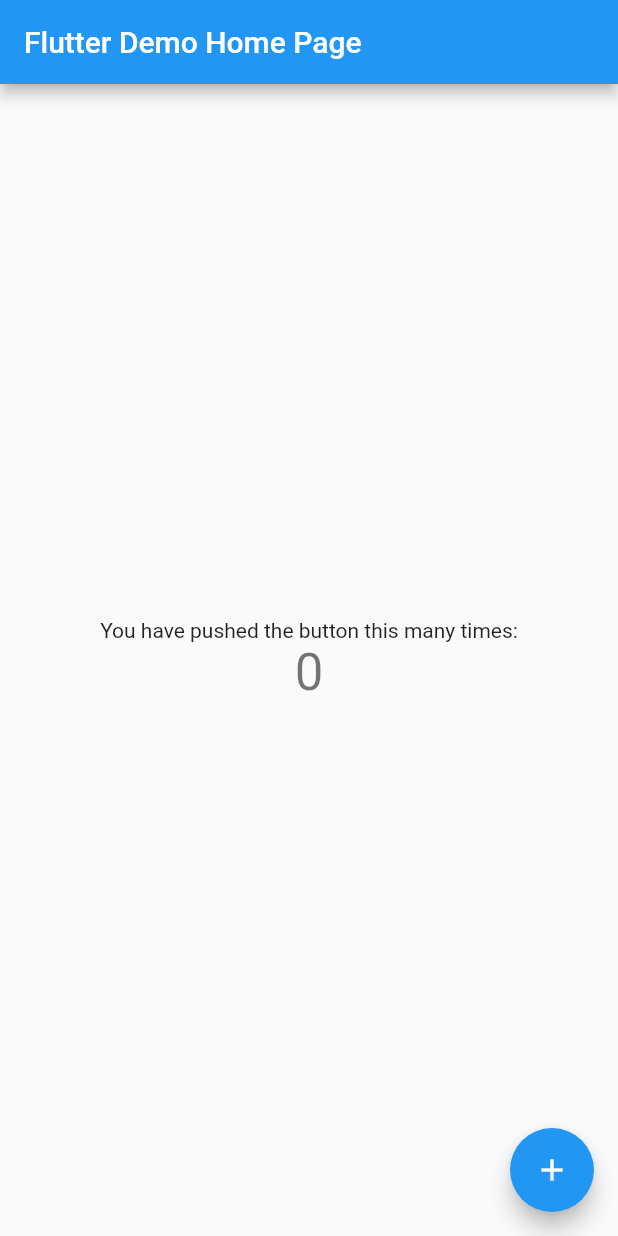
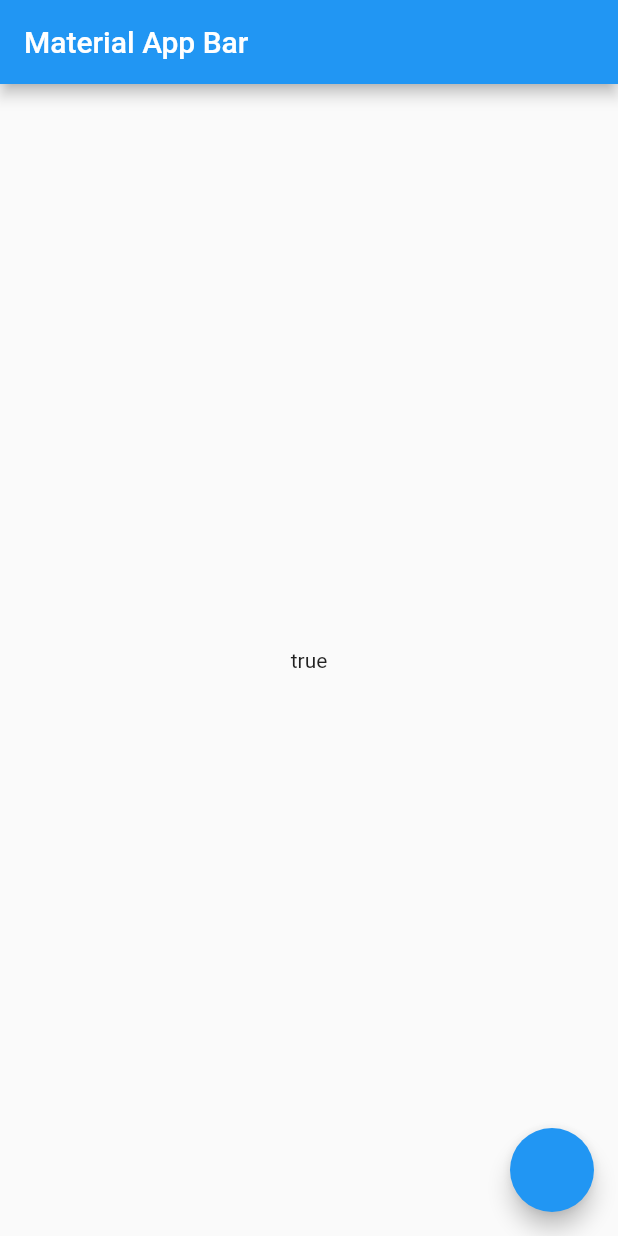
Before and after one commit to Chemaelgrande/clases-alejandra, a Flutter app: the screen it shows after launch, on a phone screen of 412 x 824 dp. Run offline on Flutter 3.47's test engine with Material 2 defaults, Android fonts, the phone set to English and light mode, and no system bars.

```diff
--- a/lib/main.dart
+++ b/lib/main.dart
@@ -1,115 +1,16 @@
+import 'package:first_app_flutter/screens/home_screen.dart';
 import 'package:flutter/material.dart';
 
-void main() {
-  runApp(const MyApp());
-}
+void main() => runApp(const MyApp());
 
 class MyApp extends StatelessWidget {
   const MyApp({Key? key}) : super(key: key);
 
-  // This widget is the root of your application.
   @override
   Widget build(BuildContext context) {
     return MaterialApp(
-      title: 'Flutter Demo',
-      theme: ThemeData(
-        // This is the theme of your application.
-        //
-        // Try running your application with "flutter run". You'll see the
-        // application has a blue toolbar. Then, without quitting the app, try
-        // changing the primarySwatch below to Colors.green and then invoke
-        // "hot reload" (press "r" in the console where you ran "flutter run",
-        // or simply save your changes to "hot reload" in a Flutter IDE).
-        // Notice that the counter didn't reset back to zero; the application
-        // is not restarted.
-        primarySwatch: Colors.blue,
-      ),
-      home: const MyHomePage(title: 'Flutter Demo Home Page'),
+      title: 'Material App',
+      home: HomePage(),
     );
   }
 }
-
-class MyHomePage extends StatefulWidget {
-  const MyHomePage({Key? key, required this.title}) : super(key: key);
-
-  // This widget is the home page of your application. It is stateful, meaning
-  // that it has a State object (defined below) that contains fields that affect
-  // how it looks.
-
-  // This class is the configuration for the state. It holds the values (in this
-  // case the title) provided by the parent (in this case the App widget) and
-  // used by the build method of the State. Fields in a Widget subclass are
-  // always marked "final".
-
-  final String title;
-
-  @override
-  State<MyHomePage> createState() => _MyHomePageState();
-}
-
-class _MyHomePageState extends State<MyHomePage> {
-  int _counter = 0;
-
-  void _incrementCounter() {
-    setState(() {
-      // This call to setState tells the Flutter framework that something has
-      // changed in this State, which causes it to rerun the build method below
-      // so that the display can reflect the updated values. If we changed
-      // _counter without calling setState(), then the build method would not be
-      // called again, and so nothing would appear to happen.
-      _counter++;
-    });
-  }
-
-  @override
-  Widget build(BuildContext context) {
-    // This method is rerun every time setState is called, for instance as done
-    // by the _incrementCounter method above.
-    //
-    // The Flutter framework has been optimized to make rerunning build methods
-    // fast, so that you can just rebuild anything that needs updating rather
-    // than having to individually change instances of widgets.
-    return Scaffold(
-      appBar: AppBar(
-        // Here we take the value from the MyHomePage object that was created by
-        // the App.build method, and use it to set our appbar title.
-        title: Text(widget.title),
-      ),
-      body: Center(
-        // Center is a layout widget. It takes a single child and positions it
-        // in the middle of the parent.
-        child: Column(
-          // Column is also a layout widget. It takes a list of children and
-          // arranges them vertically. By default, it sizes itself to fit its
-          // children horizontally, and tries to be as tall as its parent.
-          //
-          // Invoke "debug painting" (press "p" in the console, choose the
-          // "Toggle Debug Paint" action from the Flutter Inspector in Android
-          // Studio, or the "Toggle Debug Paint" command in Visual Studio Code)
-          // to see the wireframe for each widget.
-          //
-          // Column has various properties to control how it sizes itself and
-          // how it positions its children. Here we use mainAxisAlignment to
-          // center the children vertically; the main axis here is the vertical
-          // axis because Columns are vertical (the cross axis would be
-          // horizontal).
-          mainAxisAlignment: MainAxisAlignment.center,
-          children: <Widget>[
-            const Text(
-              'You have pushed the button this many times:',
-            ),
-            Text(
-              '$_counter',
-              style: Theme.of(context).textTheme.headline4,
-            ),
-          ],
-        ),
-      ),
-      floatingActionButton: FloatingActionButton(
-        onPressed: _incrementCounter,
-        tooltip: 'Increment',
-        child: const Icon(Icons.add),
-      ), // This trailing comma makes auto-formatting nicer for build methods.
-    );
-  }
-}
--- /dev/null
+++ b/lib/screens/home_screen.dart
@@ -0,0 +1,25 @@
+import 'package:first_app_flutter/utils/var_utils.dart';
+import 'package:flutter/material.dart';
+
+class HomePage extends StatelessWidget {
+  final VarUtils varUtils = VarUtils();
+
+  HomePage({Key? key}) : super(key: key);
+  @override
+  Widget build(BuildContext context) {
+    return Scaffold(
+      floatingActionButton: FloatingActionButton(onPressed: () {
+        varUtils.isOpen = !varUtils.isOpen;
+        // varUtils.text1 = varUtils.text2;
+        // log(varUtils.text1);
+        // setState(() {});
+      }),
+      appBar: AppBar(
+        title: const Text('Material App Bar'),
+      ),
+      body: Center(
+        child: Text(varUtils.isOpen.toString()),
+      ),
+    );
+  }
+}
--- /dev/null
+++ b/lib/utils/var_utils.dart
@@ -0,0 +1,7 @@
+class VarUtils {
+  String text1 = "Esto es text1";
+
+  String text2 = "Esto es text2";
+
+  bool isOpen = true;
+}
```
